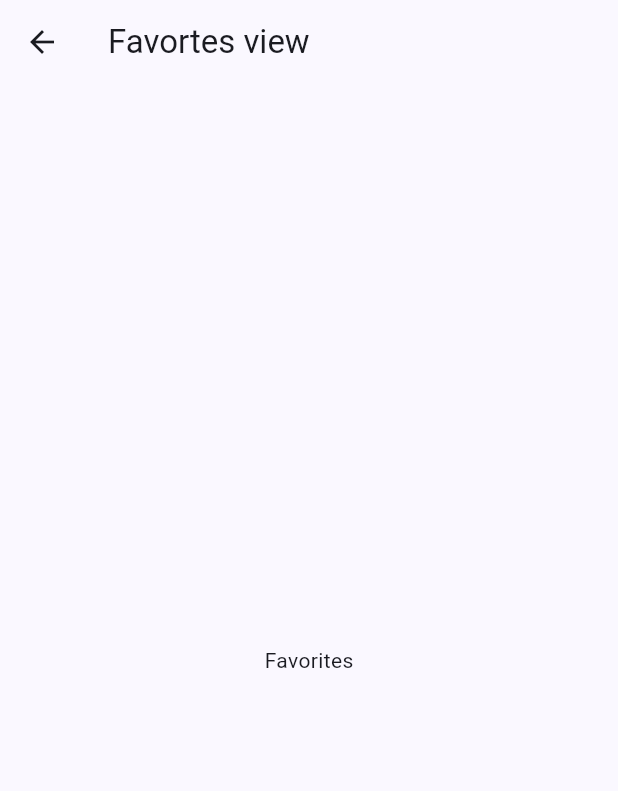
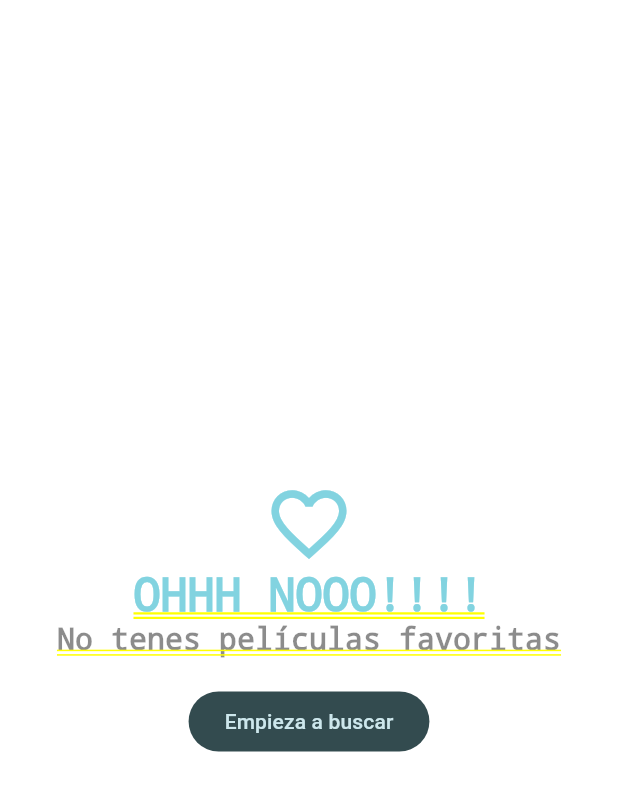
Before and after one commit to WilmerAllende/cinemapedia_flutter, a Flutter app: the FavoritesView screen opened directly, on a phone screen of 412 x 824 dp. Shown: the top 791 px of the screen. Run offline on Flutter 3.47's test engine with Material 3 defaults, Android fonts, the phone set to English and light mode, and no system bars; our stand-ins replace animate_do, card_swiper, dio, flutter_dotenv, flutter_riverpod, go_router and 1 more; accounts and stored records are empty; generated files the repository leaves out were written again; network calls fail.

Commit message:
Proyecto finalizado sin tarea

```diff
--- a/lib/config/theme/app_theme.dart
+++ b/lib/config/theme/app_theme.dart
@@ -3,6 +3,7 @@ import 'package:flutter/material.dart';
 class AppTheme {
   ThemeData getThema() => ThemeData(
     useMaterial3: true,
-    colorSchemeSeed: const Color(0xFF2862F5)
+    colorSchemeSeed: Colors.white,
+    brightness: Brightness.dark
   );
 }
--- a/lib/infrastructure/models/moviedb/movie_details.dart
+++ b/lib/infrastructure/models/moviedb/movie_details.dart
@@ -128,7 +128,7 @@ class BelongsToCollection {
         id: json["id"],
         name: json["name"],
         posterPath: json["poster_path"],
-        backdropPath: json["backdrop_path"],
+        backdropPath: json["backdrop_path"] ?? "",
     );
 
     Map<String, dynamic> toJson() => {
--- a/lib/presentation/providers/providers.dart
+++ b/lib/presentation/providers/providers.dart
@@ -5,3 +5,5 @@ export 'movies/initial_loading_provider.dart';
 export 'actors/actors_by_movie_provider.dart';
 export 'actors/actors_repository_provider.dart';
 export 'search/search_movies_provider.dart';
+export 'storage/local_storage_provider.dart';
+export 'storage/favorite_movies_provider.dart';
--- a/lib/presentation/views/movies/favorites_view.dart
+++ b/lib/presentation/views/movies/favorites_view.dart
@@ -1,15 +1,62 @@
+import 'package:cinemapedia/presentation/providers/providers.dart';
+import 'package:cinemapedia/presentation/widgets/widgets.dart';
 import 'package:flutter/material.dart';
+import 'package:flutter_riverpod/flutter_riverpod.dart';
+import 'package:go_router/go_router.dart';
 
-class FavoritesView extends StatelessWidget {
+class FavoritesView extends ConsumerStatefulWidget {
   const FavoritesView({Key? key}) : super(key: key);
 
   @override
+  FavoritesViewState createState() => FavoritesViewState();
+}
+
+class FavoritesViewState extends ConsumerState<FavoritesView> {
+  bool isLastPage = false;
+  bool isLoading = false;
+
+  @override
+  void initState() {
+    super.initState();
+    ref.read(favoriteMoviesProvider.notifier).loadNextPage();
+  }
+
+  void loadNextPage() async {
+    if (isLoading || isLastPage) return;
+    isLoading = true;
+    final movies =
+        await ref.read(favoriteMoviesProvider.notifier).loadNextPage();
+    isLoading = false;
+    if (movies.isEmpty) {
+      isLastPage = true;
+    }
+  }
+
+  @override
   Widget build(BuildContext context) {
+    final favoriteMovies = ref.watch(favoriteMoviesProvider).values.toList();
+    if (favoriteMovies.isEmpty) {
+      final colors = Theme.of(context).colorScheme;
+      return Center(
+        child: Column(
+          mainAxisAlignment: MainAxisAlignment.center,
+          crossAxisAlignment: CrossAxisAlignment.center,
+          children: [
+            Icon(
+              Icons.favorite_outline_sharp,
+              size: 60,
+              color: colors.primary,
+            ),
+            Text("OHHH NOOO!!!!", style: TextStyle(fontSize: 30, color: colors.primary),),
+            const Text("No tenes películas favoritas", style: TextStyle(fontSize: 20,color: Colors.black45),),
+            const SizedBox(height: 20,),
+            FilledButton.tonal(onPressed: () => context.go("/home/0"), child: const Text("Empieza a buscar"))
+          ],
+        ),
+      );
+    }
     return Scaffold(
-      appBar: AppBar(
-        title: const Text("Favortes view"),
-      ),
-      body: const Center(child: Text("Favorites"),),
+      body: MovieMasonry(movies: favoriteMovies, loadNextpage: loadNextPage),
     );
   }
 }
--- a/lib/presentation/widgets/shared/custom_appbar.dart
+++ b/lib/presentation/widgets/shared/custom_appbar.dart
@@ -42,7 +42,7 @@ class CustomAppBar extends ConsumerWidget {
                           initialMovies: searchedMovies,
                           searchMovies: ref.read(searchedMoviesProvider.notifier).searchMoviesByQuery)).then((movie) {
                       if (movie == null) return;
-                      context.push("/movie/${movie.id}");
+                      context.push("/home/0/movie/${movie.id}");
                     });
                   },
                   icon: const Icon(Icons.search))
--- a/lib/presentation/widgets/shared/custom_bottom_navigation.dart
+++ b/lib/presentation/widgets/shared/custom_bottom_navigation.dart
@@ -29,7 +29,7 @@ class CustomBottomNavigation extends StatelessWidget {
         BottomNavigationBarItem(
             label: "Categorias", icon: Icon(Icons.label_outline)),
         BottomNavigationBarItem(
-            label: "Faboritos", icon: Icon(Icons.favorite_outline)),
+            label: "Favoritos", icon: Icon(Icons.favorite_outline)),
       ],
     );
   }
--- a/lib/presentation/widgets/widgets.dart
+++ b/lib/presentation/widgets/widgets.dart
@@ -3,3 +3,5 @@ export 'movies/movies_slidershow.dart';
 export 'shared/custom_bottom_navigation.dart';
 export 'movies/movie_horizontal_listview.dart';
 export 'shared/full_screen_loader.dart';
+export 'movies/movie_masonry.dart';
+export 'movies/movie_poster_link.dart';
--- a/pubspec.yaml
+++ b/pubspec.yaml
@@ -14,13 +14,19 @@ dependencies:
     sdk: flutter
   flutter_dotenv: ^5.1.0
   flutter_riverpod: ^2.4.6
+  flutter_staggered_grid_view: ^0.7.0
   go_router: ^12.1.1
   intl: ^0.18.1
+  isar: ^3.1.0+1
+  isar_flutter_libs: ^3.1.0+1
+  path_provider: ^2.1.1
 
 dev_dependencies:
+  build_runner: ^2.4.6
   flutter_lints: ^2.0.0
   flutter_test:
     sdk: flutter
+  isar_generator: ^3.1.0+1
 
 flutter:
   uses-material-design: true
```
Also changed, not shown: lib/domain/datasources/local_storage_datasource.dart (added, +7 -0 lines), lib/domain/entities/movie.dart (+7 -0 lines), lib/domain/repositories/local_storage_repository.dart (added, +7 -0 lines), lib/infrastructure/datasources/isar_datasource.dart (added, +52 -0 lines), lib/infrastructure/repositories/local_storage_repository_impl.dart (added, +23 -0 lines), lib/presentation/providers/storage/favorite_movies_provider.dart (added, +40 -0 lines), lib/presentation/providers/storage/local_storage_provider.dart (added, +7 -0 lines), lib/presentation/screens/movies/movie_screen.dart (+66 -18 lines), lib/presentation/widgets/movies/movie_masonry.dart (added, +63 -0 lines), lib/presentation/widgets/movies/movie_poster_link.dart (added, +23 -0 lines), lib/domain/entities/movie.g.dart (added), pubspec.lock, 6 other files.
